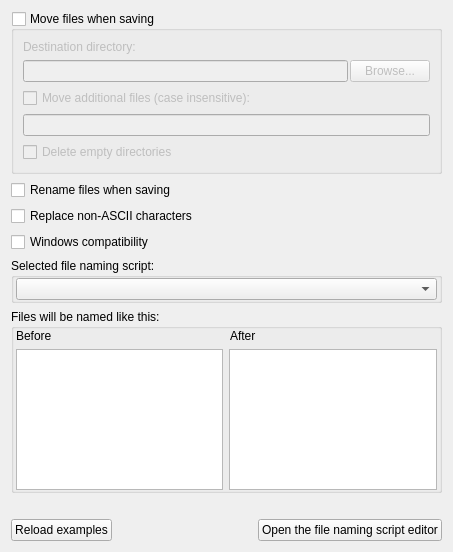
Old version of the form ui/options_renaming.ui in the repository metabrainz/picard.
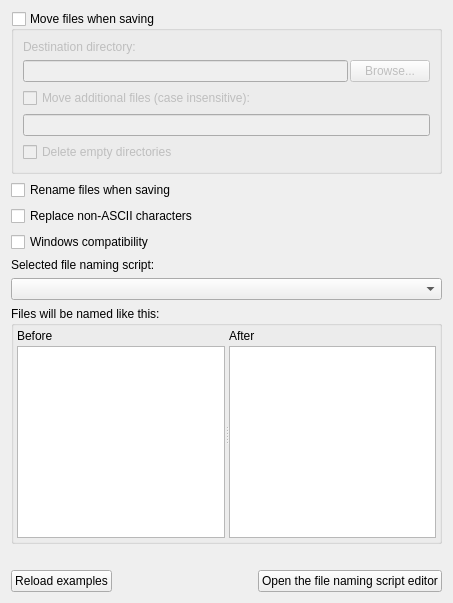
New version of the form.

Commit message:
PICARD-2208: Allow resizing the "Before" and "After" columns in file naming examples (#1815)
* Add splitter bar between example columns.  Remove unused layouts.

* Remove extra frames.  Set examples list as expanding.

```diff
--- a/ui/options_renaming.ui
+++ b/ui/options_renaming.ui
@@ -19,7 +19,7 @@
     <verstretch>0</verstretch>
    </sizepolicy>
   </property>
-  <layout class="QVBoxLayout" name="verticalLayout_5" stretch="0,0,0,0,0,0,0,0">
+  <layout class="QVBoxLayout" name="verticalLayout_5" stretch="0,0,0,0,0,0,0,0,0">
    <item>
     <widget class="QGroupBox" name="move_files">
      <property name="title">
@@ -118,55 +118,73 @@
     </widget>
    </item>
    <item>
-    <widget class="QGroupBox" name="groupBox_2">
-     <property name="minimumSize">
-      <size>
-       <width>0</width>
-       <height>0</height>
-      </size>
-     </property>
-     <property name="title">
+    <widget class="QLabel" name="label_2">
+     <property name="text">
       <string>Selected file naming script:</string>
      </property>
-     <layout class="QVBoxLayout" name="verticalLayout_2">
-      <property name="leftMargin">
-       <number>2</number>
-      </property>
-      <property name="topMargin">
-       <number>0</number>
-      </property>
-      <property name="rightMargin">
-       <number>2</number>
-      </property>
-      <property name="bottomMargin">
-       <number>0</number>
-      </property>
+    </widget>
+   </item>
       <item>
        <widget class="QComboBox" name="naming_script_selector"/>
       </item>
-     </layout>
-    </widget>
-   </item>
    <item>
     <widget class="QGroupBox" name="groupBox">
+     <property name="sizePolicy">
+      <sizepolicy hsizetype="Preferred" vsizetype="MinimumExpanding">
+       <horstretch>0</horstretch>
+       <verstretch>0</verstretch>
+      </sizepolicy>
+     </property>
      <property name="title">
       <string>Files will be named like this:</string>
      </property>
+     <layout class="QVBoxLayout" name="verticalLayout_6">
+      <property name="leftMargin">
+       <number>3</number>
+      </property>
+      <property name="topMargin">
+       <number>3</number>
+      </property>
+      <property name="rightMargin">
+       <number>3</number>
+      </property>
+      <property name="bottomMargin">
+       <number>3</number>
+      </property>
+      <item>
+       <widget class="QSplitter" name="splitter">
+        <property name="orientation">
+         <enum>Qt::Horizontal</enum>
+        </property>
+        <widget class="QFrame" name="frame">
+         <property name="minimumSize">
+          <size>
+           <width>100</width>
+           <height>0</height>
+          </size>
+         </property>
+         <property name="frameShape">
+          <enum>QFrame::NoFrame</enum>
+         </property>
+         <property name="frameShadow">
+          <enum>QFrame::Raised</enum>
+         </property>
      <layout class="QVBoxLayout" name="verticalLayout">
+          <property name="spacing">
+           <number>3</number>
+          </property>
       <property name="leftMargin">
-       <number>2</number>
+           <number>0</number>
       </property>
       <property name="topMargin">
        <number>0</number>
       </property>
       <property name="rightMargin">
-       <number>2</number>
+           <number>0</number>
       </property>
       <property name="bottomMargin">
        <number>0</number>
       </property>
-      <item>
-       <layout class="QHBoxLayout" name="horizontalLayout_3">
         <item>
          <widget class="QLabel" name="example_filename_before_label">
           <property name="text">
@@ -175,23 +193,54 @@
          </widget>
         </item>
         <item>
+           <widget class="QListWidget" name="example_filename_before"/>
+          </item>
+         </layout>
+         <zorder>example_filename_before_label</zorder>
+         <zorder>example_filename_before</zorder>
+        </widget>
+        <widget class="QFrame" name="frame_2">
+         <property name="minimumSize">
+          <size>
+           <width>100</width>
+           <height>0</height>
+          </size>
+         </property>
+         <property name="frameShape">
+          <enum>QFrame::NoFrame</enum>
+         </property>
+         <property name="frameShadow">
+          <enum>QFrame::Raised</enum>
+         </property>
+         <layout class="QVBoxLayout" name="verticalLayout_3">
+          <property name="spacing">
+           <number>3</number>
+          </property>
+          <property name="leftMargin">
+           <number>0</number>
+          </property>
+          <property name="topMargin">
+           <number>0</number>
+          </property>
+          <property name="rightMargin">
+           <number>0</number>
+          </property>
+          <property name="bottomMargin">
+           <number>0</number>
+          </property>
+          <item>
          <widget class="QLabel" name="example_filename_after_label">
           <property name="text">
            <string>After</string>
           </property>
          </widget>
         </item>
-       </layout>
-      </item>
-      <item>
-       <layout class="QHBoxLayout" name="horizontalLayout_2">
-        <item>
-         <widget class="QListWidget" name="example_filename_before"/>
-        </item>
         <item>
          <widget class="QListWidget" name="example_filename_after"/>
         </item>
        </layout>
+        </widget>
+       </widget>
       </item>
      </layout>
     </widget>
```
Left out of the diff: 2 changed lines with no effect on the pictures. Lines whose indentation alone changed are shown as unchanged. The commit also changes 1 other file.
